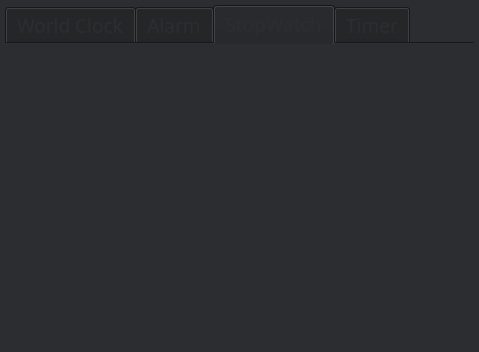
Qt form 25/mainwindow.ui (dehmovlaei/PyLearn) before a commit.
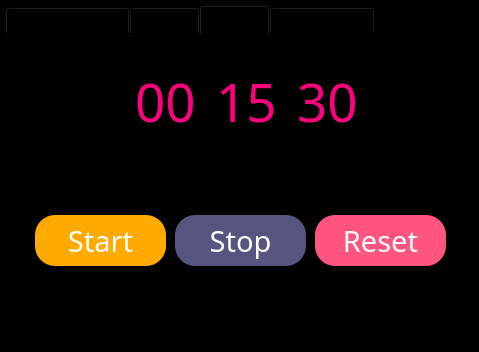
The same form after that commit. The open tabs and pages were chosen to show the change.

```diff
--- a/25/mainwindow.ui
+++ b/25/mainwindow.ui
@@ -112,9 +112,9 @@
      <colorrole role="Window">
       <brush brushstyle="SolidPattern">
        <color alpha="255">
-        <red>43</red>
-        <green>45</green>
-        <blue>48</blue>
+        <red>0</red>
+        <green>0</green>
+        <blue>0</blue>
        </color>
       </brush>
      </colorrole>
@@ -267,9 +267,9 @@
      <colorrole role="Window">
       <brush brushstyle="SolidPattern">
        <color alpha="255">
-        <red>43</red>
-        <green>45</green>
-        <blue>48</blue>
+        <red>0</red>
+        <green>0</green>
+        <blue>0</blue>
        </color>
       </brush>
      </colorrole>
@@ -413,18 +413,18 @@
      <colorrole role="Base">
       <brush brushstyle="SolidPattern">
        <color alpha="255">
-        <red>43</red>
-        <green>45</green>
-        <blue>48</blue>
+        <red>0</red>
+        <green>0</green>
+        <blue>0</blue>
        </color>
       </brush>
      </colorrole>
      <colorrole role="Window">
       <brush brushstyle="SolidPattern">
        <color alpha="255">
-        <red>43</red>
-        <green>45</green>
-        <blue>48</blue>
+        <red>0</red>
+        <green>0</green>
+        <blue>0</blue>
        </color>
       </brush>
      </colorrole>
@@ -494,8 +494,8 @@
      <rect>
       <x>5</x>
       <y>5</y>
-      <width>469</width>
-      <height>338</height>
+      <width>481</width>
+      <height>351</height>
      </rect>
     </property>
     <property name="baseSize">
@@ -510,36 +510,36 @@
        <colorrole role="WindowText">
         <brush brushstyle="SolidPattern">
          <color alpha="255">
-          <red>43</red>
-          <green>45</green>
-          <blue>48</blue>
+          <red>0</red>
+          <green>0</green>
+          <blue>0</blue>
          </color>
         </brush>
        </colorrole>
        <colorrole role="Button">
         <brush brushstyle="SolidPattern">
          <color alpha="255">
-          <red>30</red>
-          <green>31</green>
-          <blue>34</blue>
+          <red>0</red>
+          <green>0</green>
+          <blue>0</blue>
          </color>
         </brush>
        </colorrole>
        <colorrole role="Light">
         <brush brushstyle="SolidPattern">
          <color alpha="255">
-          <red>45</red>
-          <green>47</green>
-          <blue>51</blue>
+          <red>0</red>
+          <green>0</green>
+          <blue>0</blue>
          </color>
         </brush>
        </colorrole>
        <colorrole role="Midlight">
         <brush brushstyle="SolidPattern">
          <color alpha="255">
-          <red>37</red>
-          <green>39</green>
-          <blue>42</blue>
+          <red>0</red>
+          <green>0</green>
+          <blue>0</blue>
          </color>
         </brush>
        </colorrole>
@@ -600,9 +600,9 @@
        <colorrole role="Window">
         <brush brushstyle="SolidPattern">
          <color alpha="255">
-          <red>30</red>
-          <green>31</green>
-          <blue>34</blue>
+          <red>0</red>
+          <green>0</green>
+          <blue>0</blue>
          </color>
         </brush>
        </colorrole>
@@ -665,36 +665,36 @@
        <colorrole role="WindowText">
         <brush brushstyle="SolidPattern">
          <color alpha="255">
-          <red>43</red>
-          <green>45</green>
-          <blue>48</blue>
+          <red>0</red>
+          <green>0</green>
+          <blue>0</blue>
          </color>
         </brush>
        </colorrole>
        <colorrole role="Button">
         <brush brushstyle="SolidPattern">
          <color alpha="255">
-          <red>30</red>
-          <green>31</green>
-          <blue>34</blue>
+          <red>0</red>
+          <green>0</green>
+          <blue>0</blue>
          </color>
         </brush>
        </colorrole>
        <colorrole role="Light">
         <brush brushstyle="SolidPattern">
          <color alpha="255">
-          <red>45</red>
-          <green>47</green>
-          <blue>51</blue>
+          <red>0</red>
+          <green>0</green>
+          <blue>0</blue>
          </color>
         </brush>
        </colorrole>
        <colorrole role="Midlight">
         <brush brushstyle="SolidPattern">
          <color alpha="255">
-          <red>37</red>
-          <green>39</green>
-          <blue>42</blue>
+          <red>0</red>
+          <green>0</green>
+          <blue>0</blue>
          </color>
         </brush>
        </colorrole>
@@ -755,9 +755,9 @@
        <colorrole role="Window">
         <brush brushstyle="SolidPattern">
          <color alpha="255">
-          <red>30</red>
-          <green>31</green>
-          <blue>34</blue>
+          <red>0</red>
+          <green>0</green>
+          <blue>0</blue>
          </color>
         </brush>
        </colorrole>
@@ -829,27 +829,27 @@
        <colorrole role="Button">
         <brush brushstyle="SolidPattern">
          <color alpha="255">
-          <red>30</red>
-          <green>31</green>
-          <blue>34</blue>
+          <red>0</red>
+          <green>0</green>
+          <blue>0</blue>
          </color>
         </brush>
        </colorrole>
        <colorrole role="Light">
         <brush brushstyle="SolidPattern">
          <color alpha="255">
-          <red>45</red>
-          <green>47</green>
-          <blue>51</blue>
+          <red>0</red>
+          <green>0</green>
+          <blue>0</blue>
          </color>
         </brush>
        </colorrole>
        <colorrole role="Midlight">
         <brush brushstyle="SolidPattern">
          <color alpha="255">
-          <red>37</red>
-          <green>39</green>
-          <blue>42</blue>
+          <red>0</red>
+          <green>0</green>
+          <blue>0</blue>
          </color>
         </brush>
        </colorrole>
@@ -901,18 +901,18 @@
        <colorrole role="Base">
         <brush brushstyle="SolidPattern">
          <color alpha="255">
-          <red>30</red>
-          <green>31</green>
-          <blue>34</blue>
+          <red>0</red>
+          <green>0</green>
+          <blue>0</blue>
          </color>
         </brush>
        </colorrole>
        <colorrole role="Window">
         <brush brushstyle="SolidPattern">
          <color alpha="255">
-          <red>30</red>
-          <green>31</green>
-          <blue>34</blue>
+          <red>0</red>
+          <green>0</green>
+          <blue>0</blue>
          </color>
         </brush>
        </colorrole>
@@ -975,8 +975,8 @@
     </property>
     <property name="font">
      <font>
-      <family>Pristina</family>
-      <pointsize>14</pointsize>
+      <family>Terminal</family>
+      <pointsize>11</pointsize>
       <italic>false</italic>
       <bold>false</bold>
       <underline>false</underline>
@@ -1019,8 +1019,506 @@
     </widget>
     <widget class="QWidget" name="tab_3">
      <attribute name="title">
-      <string>StopWatch</string>
+      <string>Timer</string>
      </attribute>
+     <widget class="QPushButton" name="btn_reset_timer">
+      <property name="geometry">
+       <rect>
+        <x>310</x>
+        <y>180</y>
+        <width>131</width>
+        <height>51</height>
+       </rect>
+      </property>
+      <property name="font">
+       <font>
+        <family>Digital-7</family>
+        <pointsize>22</pointsize>
+        <italic>false</italic>
+        <bold>false</bold>
+        <underline>false</underline>
+        <strikeout>false</strikeout>
+       </font>
+      </property>
+      <property name="styleSheet">
+       <string notr="true">background-color: rgb(255, 85, 127);
+color: rgb(255, 255, 255);
+border-radius: 20px;</string>
+      </property>
+      <property name="text">
+       <string>Reset</string>
+      </property>
+     </widget>
+     <widget class="QPushButton" name="btn_start_timer">
+      <property name="geometry">
+       <rect>
+        <x>30</x>
+        <y>180</y>
+        <width>131</width>
+        <height>51</height>
+       </rect>
+      </property>
+      <property name="font">
+       <font>
+        <family>Digital-7</family>
+        <pointsize>22</pointsize>
+        <italic>false</italic>
+        <bold>false</bold>
+        <underline>false</underline>
+        <strikeout>false</strikeout>
+       </font>
+      </property>
+      <property name="styleSheet">
+       <string notr="true">background-color: rgb(255, 170, 0);
+color: rgb(255, 255, 255);
+border-radius: 20px;</string>
+      </property>
+      <property name="text">
+       <string>Start</string>
+      </property>
+     </widget>
+     <widget class="QPushButton" name="btn_stop_timer">
+      <property name="geometry">
+       <rect>
+        <x>170</x>
+        <y>180</y>
+        <width>131</width>
+        <height>51</height>
+       </rect>
+      </property>
+      <property name="font">
+       <font>
+        <family>Digital-7</family>
+        <pointsize>22</pointsize>
+        <italic>false</italic>
+        <bold>false</bold>
+        <underline>false</underline>
+        <strikeout>false</strikeout>
+       </font>
+      </property>
+      <property name="styleSheet">
+       <string notr="true">background-color: rgb(85, 85, 127);
+color: rgb(255, 255, 255);
+border-radius: 20px;</string>
+      </property>
+      <property name="text">
+       <string>Stop</string>
+      </property>
+     </widget>
+     <widget class="QLineEdit" name="tb_hour_timer">
+      <property name="geometry">
+       <rect>
+        <x>115</x>
+        <y>30</y>
+        <width>81</width>
+        <height>71</height>
+       </rect>
+      </property>
+      <property name="palette">
+       <palette>
+        <active>
+         <colorrole role="Button">
+          <brush brushstyle="SolidPattern">
+           <color alpha="255">
+            <red>0</red>
+            <green>0</green>
+            <blue>0</blue>
+           </color>
+          </brush>
+         </colorrole>
+         <colorrole role="Text">
+          <brush brushstyle="SolidPattern">
+           <color alpha="255">
+            <red>255</red>
+            <green>0</green>
+            <blue>127</blue>
+           </color>
+          </brush>
+         </colorrole>
+         <colorrole role="Base">
+          <brush brushstyle="SolidPattern">
+           <color alpha="255">
+            <red>0</red>
+            <green>0</green>
+            <blue>0</blue>
+           </color>
+          </brush>
+         </colorrole>
+         <colorrole role="Window">
+          <brush brushstyle="SolidPattern">
+           <color alpha="255">
+            <red>0</red>
+            <green>0</green>
+            <blue>0</blue>
+           </color>
+          </brush>
+         </colorrole>
+        </active>
+        <inactive>
+         <colorrole role="Button">
+          <brush brushstyle="SolidPattern">
+           <color alpha="255">
+            <red>0</red>
+            <green>0</green>
+            <blue>0</blue>
+           </color>
+          </brush>
+         </colorrole>
+         <colorrole role="Text">
+          <brush brushstyle="SolidPattern">
+           <color alpha="255">
+            <red>255</red>
+            <green>0</green>
+            <blue>127</blue>
+           </color>
+          </brush>
+         </colorrole>
+         <colorrole role="Base">
+          <brush brushstyle="SolidPattern">
+           <color alpha="255">
+            <red>0</red>
+            <green>0</green>
+            <blue>0</blue>
+           </color>
+          </brush>
+         </colorrole>
+         <colorrole role="Window">
+          <brush brushstyle="SolidPattern">
+           <color alpha="255">
+            <red>0</red>
+            <green>0</green>
+            <blue>0</blue>
+           </color>
+          </brush>
+         </colorrole>
+        </inactive>
+        <disabled>
+         <colorrole role="Button">
+          <brush brushstyle="SolidPattern">
+           <color alpha="255">
+            <red>0</red>
+            <green>0</green>
+            <blue>0</blue>
+           </color>
+          </brush>
+         </colorrole>
+         <colorrole role="Base">
+          <brush brushstyle="SolidPattern">
+           <color alpha="255">
+            <red>0</red>
+            <green>0</green>
+            <blue>0</blue>
+           </color>
+          </brush>
+         </colorrole>
+         <colorrole role="Window">
+          <brush brushstyle="SolidPattern">
+           <color alpha="255">
+            <red>0</red>
+            <green>0</green>
+            <blue>0</blue>
+           </color>
+          </brush>
+         </colorrole>
+        </disabled>
+       </palette>
+      </property>
+      <property name="font">
+       <font>
+        <family>FS Sevegment</family>
+        <pointsize>40</pointsize>
+        <italic>false</italic>
+        <bold>false</bold>
+        <underline>false</underline>
+        <strikeout>false</strikeout>
+       </font>
+      </property>
+      <property name="styleSheet">
+       <string notr="true">background-color: rgb(0, 0, 0);</string>
+      </property>
+      <property name="text">
+       <string>00</string>
+      </property>
+      <property name="alignment">
+       <set>Qt::AlignRight|Qt::AlignTrailing|Qt::AlignVCenter</set>
+      </property>
+     </widget>
+     <widget class="QLineEdit" name="tb_minutes_timer">
+      <property name="geometry">
+       <rect>
+        <x>196</x>
+        <y>30</y>
+        <width>81</width>
+        <height>71</height>
+       </rect>
+      </property>
+      <property name="palette">
+       <palette>
+        <active>
+         <colorrole role="Button">
+          <brush brushstyle="SolidPattern">
+           <color alpha="255">
+            <red>0</red>
+            <green>0</green>
+            <blue>0</blue>
+           </color>
+          </brush>
+         </colorrole>
+         <colorrole role="Text">
+          <brush brushstyle="SolidPattern">
+           <color alpha="255">
+            <red>255</red>
+            <green>0</green>
+            <blue>127</blue>
+           </color>
+          </brush>
+         </colorrole>
+         <colorrole role="Base">
+          <brush brushstyle="SolidPattern">
+           <color alpha="255">
+            <red>0</red>
+            <green>0</green>
+            <blue>0</blue>
+           </color>
+          </brush>
+         </colorrole>
+         <colorrole role="Window">
+          <brush brushstyle="SolidPattern">
+           <color alpha="255">
+            <red>0</red>
+            <green>0</green>
+            <blue>0</blue>
+           </color>
+          </brush>
+         </colorrole>
+        </active>
+        <inactive>
+         <colorrole role="Button">
+          <brush brushstyle="SolidPattern">
+           <color alpha="255">
+            <red>0</red>
+            <green>0</green>
+            <blue>0</blue>
+           </color>
+          </brush>
+         </colorrole>
+         <colorrole role="Text">
+          <brush brushstyle="SolidPattern">
+           <color alpha="255">
+            <red>255</red>
+            <green>0</green>
+            <blue>127</blue>
+           </color>
+          </brush>
+         </colorrole>
+         <colorrole role="Base">
+          <brush brushstyle="SolidPattern">
+           <color alpha="255">
+            <red>0</red>
+            <green>0</green>
+            <blue>0</blue>
+           </color>
+          </brush>
+         </colorrole>
+         <colorrole role="Window">
+          <brush brushstyle="SolidPattern">
+           <color alpha="255">
+            <red>0</red>
+            <green>0</green>
+            <blue>0</blue>
+           </color>
+          </brush>
+         </colorrole>
+        </inactive>
+        <disabled>
+         <colorrole role="Button">
+          <brush brushstyle="SolidPattern">
+           <color alpha="255">
+            <red>0</red>
+            <green>0</green>
+            <blue>0</blue>
+           </color>
+          </brush>
+         </colorrole>
+         <colorrole role="Base">
+          <brush brushstyle="SolidPattern">
+           <color alpha="255">
+            <red>0</red>
+            <green>0</green>
+            <blue>0</blue>
+           </color>
+          </brush>
+         </colorrole>
+         <colorrole role="Window">
+          <brush brushstyle="SolidPattern">
+           <color alpha="255">
+            <red>0</red>
+            <green>0</green>
+            <blue>0</blue>
+           </color>
+          </brush>
+         </colorrole>
+        </disabled>
+       </palette>
+      </property>
+      <property name="font">
+       <font>
+        <family>FS Sevegment</family>
+        <pointsize>40</pointsize>
+        <italic>false</italic>
+        <bold>false</bold>
+        <underline>false</underline>
+        <strikeout>false</strikeout>
+       </font>
+      </property>
+      <property name="styleSheet">
+       <string notr="true">background-color: rgb(0, 0, 0);</string>
+      </property>
+      <property name="text">
+       <string>15</string>
+      </property>
+      <property name="alignment">
+       <set>Qt::AlignRight|Qt::AlignTrailing|Qt::AlignVCenter</set>
+      </property>
+     </widget>
+     <widget class="QLineEdit" name="tb_second_timer">
+      <property name="geometry">
+       <rect>
+        <x>277</x>
+        <y>30</y>
+        <width>81</width>
+        <height>71</height>
+       </rect>
+      </property>
+      <property name="palette">
+       <palette>
+        <active>
+         <colorrole role="Button">
+          <brush brushstyle="SolidPattern">
+           <color alpha="255">
+            <red>0</red>
+            <green>0</green>
+            <blue>0</blue>
+           </color>
+          </brush>
+         </colorrole>
+         <colorrole role="Text">
+          <brush brushstyle="SolidPattern">
+           <color alpha="255">
+            <red>255</red>
+            <green>0</green>
+            <blue>127</blue>
+           </color>
+          </brush>
+         </colorrole>
+         <colorrole role="Base">
+          <brush brushstyle="SolidPattern">
+           <color alpha="255">
+            <red>0</red>
+            <green>0</green>
+            <blue>0</blue>
+           </color>
+          </brush>
+         </colorrole>
+         <colorrole role="Window">
+          <brush brushstyle="SolidPattern">
+           <color alpha="255">
+            <red>0</red>
+            <green>0</green>
+            <blue>0</blue>
+           </color>
+          </brush>
+         </colorrole>
+        </active>
+        <inactive>
+         <colorrole role="Button">
+          <brush brushstyle="SolidPattern">
+           <color alpha="255">
+            <red>0</red>
+            <green>0</green>
+            <blue>0</blue>
+           </color>
+          </brush>
+         </colorrole>
+         <colorrole role="Text">
+          <brush brushstyle="SolidPattern">
+           <color alpha="255">
+            <red>255</red>
+            <green>0</green>
+            <blue>127</blue>
+           </color>
+          </brush>
+         </colorrole>
+         <colorrole role="Base">
+          <brush brushstyle="SolidPattern">
+           <color alpha="255">
+            <red>0</red>
+            <green>0</green>
+            <blue>0</blue>
+           </color>
+          </brush>
+         </colorrole>
+         <colorrole role="Window">
+          <brush brushstyle="SolidPattern">
+           <color alpha="255">
+            <red>0</red>
+            <green>0</green>
+            <blue>0</blue>
+           </color>
+          </brush>
+         </colorrole>
+        </inactive>
+        <disabled>
+         <colorrole role="Button">
+          <brush brushstyle="SolidPattern">
+           <color alpha="255">
+            <red>0</red>
+            <green>0</green>
+            <blue>0</blue>
+           </color>
+          </brush>
+         </colorrole>
+         <colorrole role="Base">
+          <brush brushstyle="SolidPattern">
+           <color alpha="255">
+            <red>0</red>
+            <green>0</green>
+            <blue>0</blue>
+           </color>
+          </brush>
+         </colorrole>
+         <colorrole role="Window">
+          <brush brushstyle="SolidPattern">
+           <color alpha="255">
+            <red>0</red>
+            <green>0</green>
+            <blue>0</blue>
+           </color>
+          </brush>
+         </colorrole>
+        </disabled>
+       </palette>
+      </property>
+      <property name="font">
+       <font>
+        <family>FS Sevegment</family>
+        <pointsize>40</pointsize>
+        <italic>false</italic>
+        <bold>false</bold>
+        <underline>false</underline>
+        <strikeout>false</strikeout>
+       </font>
+      </property>
+      <property name="styleSheet">
+       <string notr="true">background-color:rgb(0, 0, 0)</string>
+      </property>
+      <property name="text">
+       <string>30</string>
+      </property>
+      <property name="alignment">
+       <set>Qt::AlignRight|Qt::AlignTrailing|Qt::AlignVCenter</set>
+      </property>
+     </widget>
     </widget>
     <widget class="QWidget" name="tab_4">
      <property name="palette">
@@ -1496,7 +1994,7 @@
       <bool>true</bool>
      </property>
      <attribute name="title">
-      <string>Timer</string>
+      <string>StopWatch</string>
      </attribute>
      <widget class="QLabel" name="lbl_stopwatch">
       <property name="geometry">
```
Left out of the diff: 89 changed lines with no effect on the pictures.
